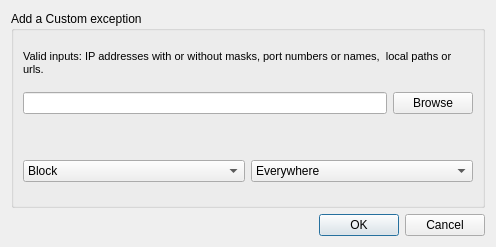
Old version of the form pgl/pgl-gui.qt/ui/add_exception.ui in the repository okyes/peerguardian.
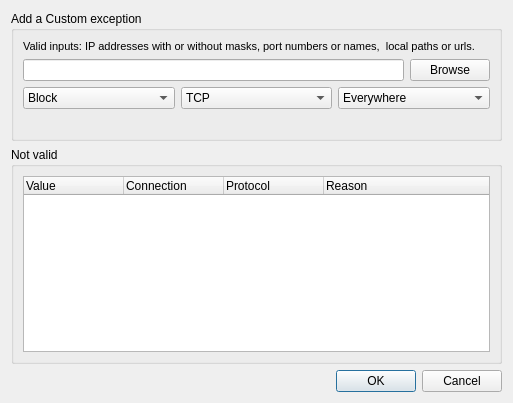
New version of the form.

Commit message: Added a QComboBox for choosing the protocol (TCP or UDP). Added a QTreeWidget to show the invalid items. Dialog is just closed when the input is valid.

What changed in the file:
```diff
--- a/pgl/pgl-gui.qt/ui/add_exception.ui
+++ b/pgl/pgl-gui.qt/ui/add_exception.ui
@@ -6,8 +6,8 @@
    <rect>
     <x>0</x>
     <y>0</y>
-    <width>496</width>
-    <height>247</height>
+    <width>513</width>
+    <height>403</height>
    </rect>
   </property>
   <property name="windowTitle">
@@ -68,10 +68,66 @@
         </item>
        </layout>
       </item>
+      <item>
+       <layout class="QHBoxLayout" name="horizontalLayout_2">
+        <item>
+         <widget class="QComboBox" name="m_statusCombo">
+          <item>
+           <property name="text">
+            <string>Block</string>
+           </property>
+          </item>
+          <item>
+           <property name="text">
+            <string>Allow</string>
+           </property>
+          </item>
+         </widget>
+        </item>
+        <item>
+         <widget class="QComboBox" name="m_protocolCombo">
+          <item>
+           <property name="text">
+            <string>TCP</string>
+           </property>
+          </item>
+          <item>
+           <property name="text">
+            <string>UDP</string>
+           </property>
+          </item>
+         </widget>
+        </item>
+        <item>
+         <widget class="QComboBox" name="m_addTypeCombo">
+          <item>
+           <property name="text">
+            <string>Everywhere</string>
+           </property>
+          </item>
+          <item>
+           <property name="text">
+            <string>Outgoing</string>
+           </property>
+          </item>
+          <item>
+           <property name="text">
+            <string>Incoming</string>
+           </property>
+          </item>
+          <item>
+           <property name="text">
+            <string>Forward</string>
+           </property>
+          </item>
+         </widget>
+        </item>
+       </layout>
+      </item>
       <item>
        <widget class="QLabel" name="m_errorLabel">
         <property name="sizePolicy">
-         <sizepolicy hsizetype="Preferred" vsizetype="Fixed">
+         <sizepolicy hsizetype="Preferred" vsizetype="MinimumExpanding">
           <horstretch>0</horstretch>
           <verstretch>0</verstretch>
          </sizepolicy>
@@ -116,49 +172,64 @@
         <property name="text">
          <string/>
         </property>
+        <property name="scaledContents">
+         <bool>true</bool>
+        </property>
+        <property name="wordWrap">
+         <bool>true</bool>
+        </property>
+        <property name="textInteractionFlags">
+         <set>Qt::LinksAccessibleByMouse|Qt::TextSelectableByMouse</set>
+        </property>
        </widget>
       </item>
+     </layout>
+    </widget>
+   </item>
+   <item>
+    <widget class="QGroupBox" name="groupBox_2">
+     <property name="title">
+      <string>Not valid</string>
+     </property>
+     <layout class="QVBoxLayout" name="verticalLayout_4">
       <item>
-       <layout class="QHBoxLayout" name="horizontalLayout_2">
-        <item>
-         <widget class="QComboBox" name="m_statusCombo">
-          <item>
-           <property name="text">
-            <string>Block</string>
-           </property>
-          </item>
-          <item>
-           <property name="text">
-            <string>Allow</string>
-           </property>
-          </item>
-         </widget>
-        </item>
-        <item>
-         <widget class="QComboBox" name="m_addTypeCombo">
-          <item>
-           <property name="text">
-            <string>Everywhere</string>
-           </property>
-          </item>
-          <item>
-           <property name="text">
-            <string>Outgoing</string>
-           </property>
-          </item>
-          <item>
-           <property name="text">
-            <string>Incoming</string>
-           </property>
-          </item>
-          <item>
-           <property name="text">
-            <string>Forward</string>
-           </property>
-          </item>
-         </widget>
-        </item>
-       </layout>
+       <widget class="QTreeWidget" name="m_notValidTreeWidget">
+        <property name="enabled">
+         <bool>true</bool>
+        </property>
+        <property name="wordWrap">
+         <bool>false</bool>
+        </property>
+        <property name="headerHidden">
+         <bool>false</bool>
+        </property>
+        <attribute name="headerDefaultSectionSize">
+         <number>100</number>
+        </attribute>
+        <attribute name="headerStretchLastSection">
+         <bool>true</bool>
+        </attribute>
+        <column>
+         <property name="text">
+          <string>Value</string>
+         </property>
+        </column>
+        <column>
+         <property name="text">
+          <string>Connection</string>
+         </property>
+        </column>
+        <column>
+         <property name="text">
+          <string>Protocol</string>
+         </property>
+        </column>
+        <column>
+         <property name="text">
+          <string>Reason</string>
+         </property>
+        </column>
+       </widget>
       </item>
      </layout>
     </widget>
```
Left out of the diff: 20 changed lines with no effect on the pictures.
